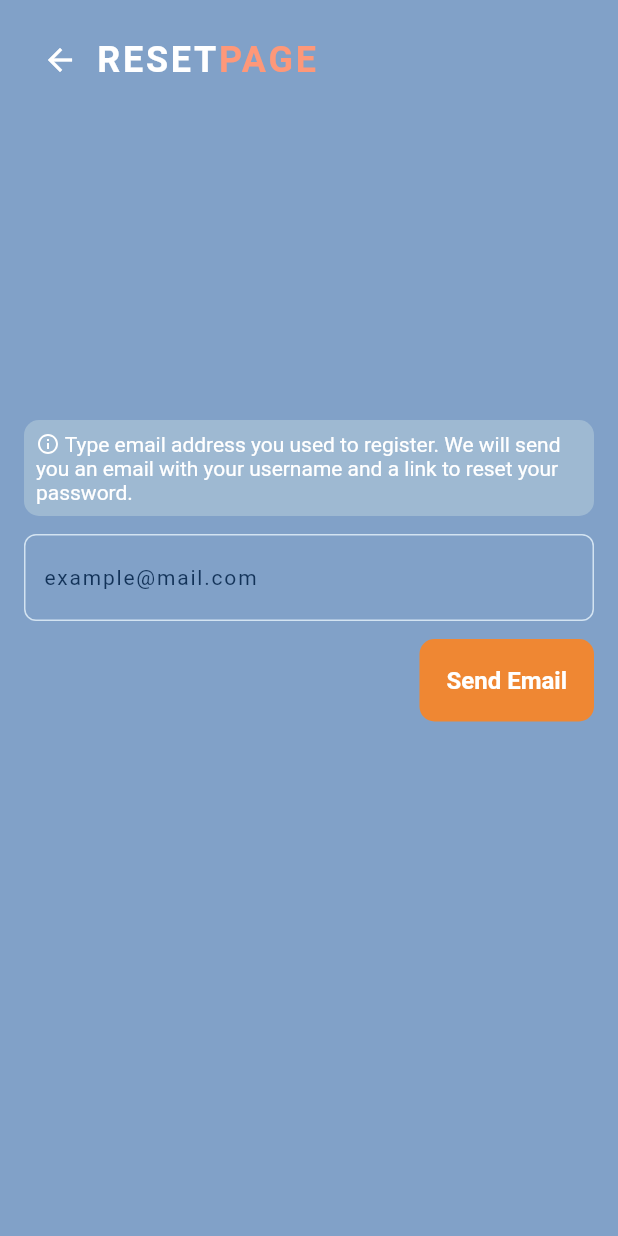
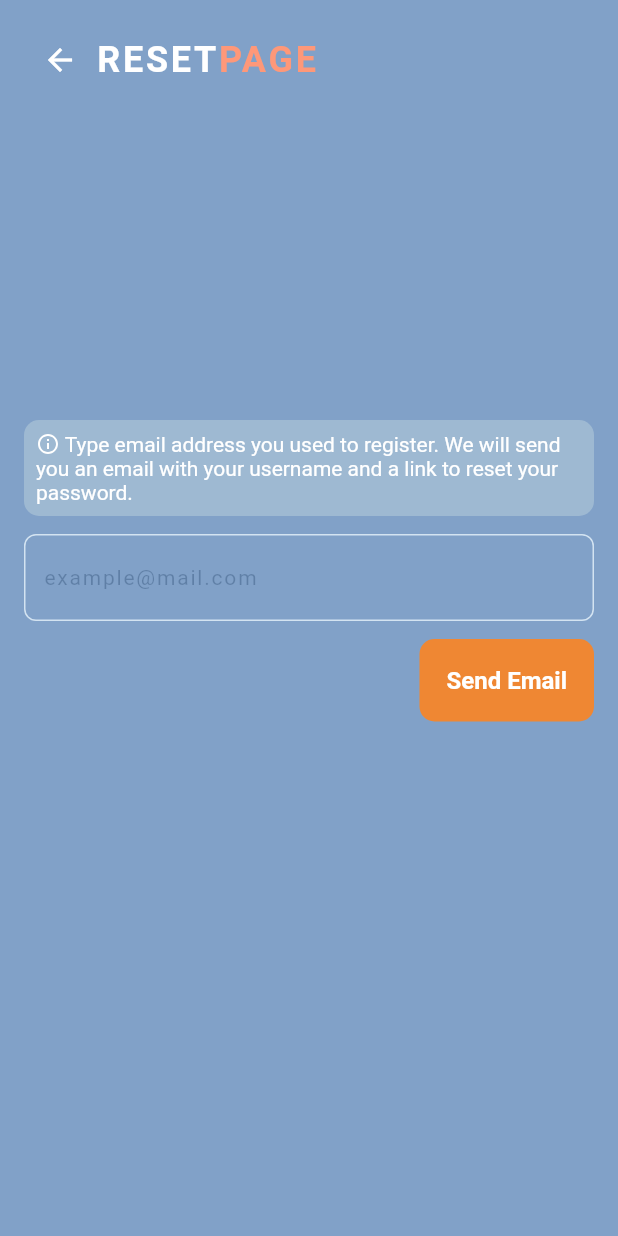
Before and after one commit to yigtkaya/health_tourism, a Flutter app: the ForgotPasswordView screen opened by its route, on a phone screen of 412 x 824 dp. Run offline on Flutter 3.47's test engine with Material 2 defaults, Android fonts, the phone set to English and light mode, and no system bars; our stand-ins replace bloc, cloud_firestore, dio, email_validator, equatable, firebase_auth and 15 more; missing offline and left inert: flutter_facebook_auth; accounts and stored records are empty; network calls fail; Roboto replaces fonts that are missing (OpenSans, OpenSansbold).

Commit message:
email and password fields done.

```diff
--- a/lib/core/components/chat_input.dart
+++ b/lib/core/components/chat_input.dart
@@ -70,7 +70,7 @@ class _ChatInputFieldState extends State<ChatInputField> {
               child: TextField(
                 controller: _messageController,
                 style: htLabelStyle,
-                decoration: const InputDecoration(
+                decoration: InputDecoration(
                   border: InputBorder.none,
                   hintText: "Message",
                   hintStyle: htHintTextStyle,
--- a/lib/core/components/ht_email_field.dart
+++ b/lib/core/components/ht_email_field.dart
@@ -1,3 +1,4 @@
+import 'package:email_validator/email_validator.dart';
 import 'package:flutter/cupertino.dart';
 import 'package:flutter/material.dart';
 import 'package:health_tourism/core/components/ht_icon.dart';
@@ -26,6 +27,7 @@ class HTEmailField extends StatefulWidget {
 }
 
 class _HTEmailFieldState extends State<HTEmailField> {
+  bool _isValid = false;
   @override
   Widget build(BuildContext context) {
     return Container(
@@ -35,7 +37,7 @@ class _HTEmailFieldState extends State<HTEmailField> {
         border: Border.all(color: const Color(0xFFD3E3F1), width: 1.0),
       ),
       child: Padding(
-        padding: const EdgeInsets.symmetric(vertical: 4, horizontal: 12.0),
+        padding: const EdgeInsets.only(top: 4, bottom: 4, left: 12),
         child: Row(
           crossAxisAlignment: CrossAxisAlignment.center,
           children: <Widget>[
@@ -45,19 +47,42 @@ class _HTEmailFieldState extends State<HTEmailField> {
                 maxLines: 1,
                 onChanged: (value) {
                   widget.onChanged(value);
+                  checkEmailValidation(value);
                 },
                 cursorColor: Colors.white70,
                 keyboardType: TextInputType.emailAddress,
                 style: htLabelStyle,
-                decoration: const InputDecoration(
+                decoration: InputDecoration(
                     hintText: "example@mail.com",
                     hintStyle: htHintTextStyle,
                     border: InputBorder.none),
               ),
+            ),
+            Padding(
+              padding: const EdgeInsets.symmetric(horizontal: 8.0),
+              child: _isValid
+                  ? HTIcon(
+                  iconName: AssetConstants.icons.checkMark,
+                  width: 22,
+                  height: 22,
+                  color: const Color(0xFF123258))
+                  : const SizedBox.shrink(),
             ),
           ],
         ),
       ),
     );
   }
+
+  void checkEmailValidation(String email) {
+     if (EmailValidator.validate(email)) {
+      setState(() {
+        _isValid = true;
+      });
+     } else {
+       setState(() {
+        _isValid = false;
+      });
+     }
+  }
 }
--- a/lib/core/constants/asset.dart
+++ b/lib/core/constants/asset.dart
@@ -17,4 +17,5 @@ class HTIcons {
   final String verticalDivider = AssetConstants.toIcon("vertical_divider_icon");
   final String visibilityOn = AssetConstants.toIcon("visibility");
   final String visibilityOff = AssetConstants.toIcon("visibility_off");
+  final String checkMark = AssetConstants.toIcon("check_mark");
 }
--- a/lib/product/theme/styles.dart
+++ b/lib/product/theme/styles.dart
@@ -1,7 +1,7 @@
 import 'package:flutter/material.dart';
 
-const htHintTextStyle = TextStyle(
-  color: Color(0xFF123258),
+var htHintTextStyle = TextStyle(
+  color: Color(0xFF123258).withOpacity(0.3),
   letterSpacing: 1.2,
   fontSize: 14,
   fontFamily: 'OpenSans',
```
Also changed, not shown: lib/core/components/ht_password_field.dart (+13 -5 lines), assets/icon/ic_check_mark.svg (added).
